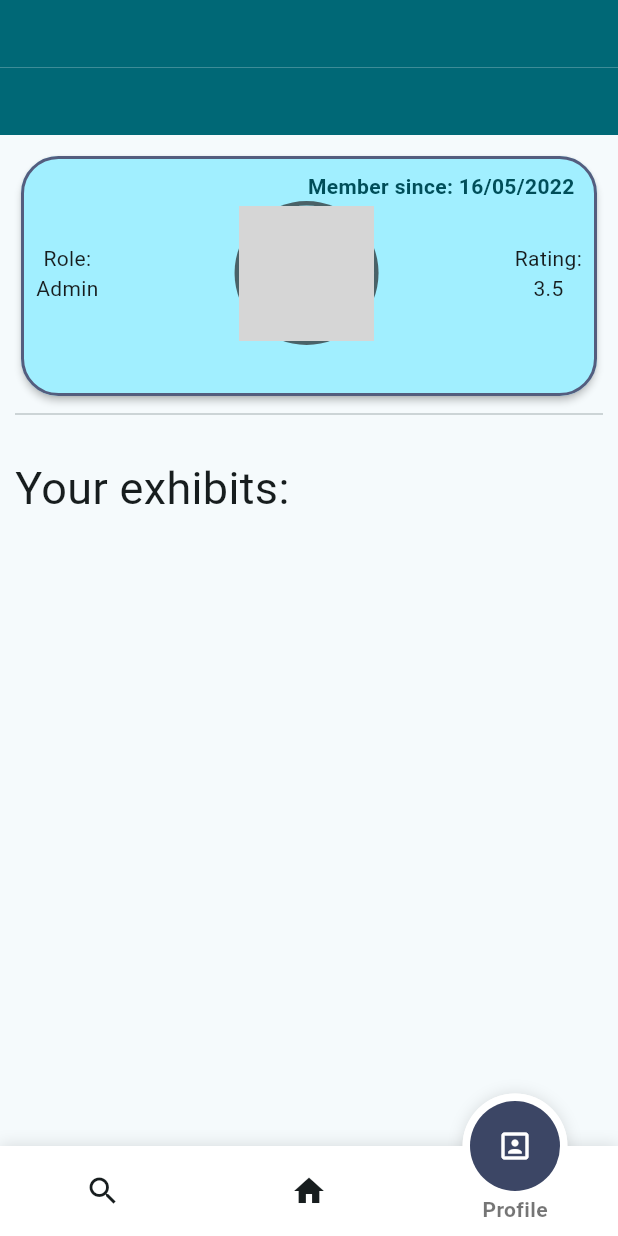
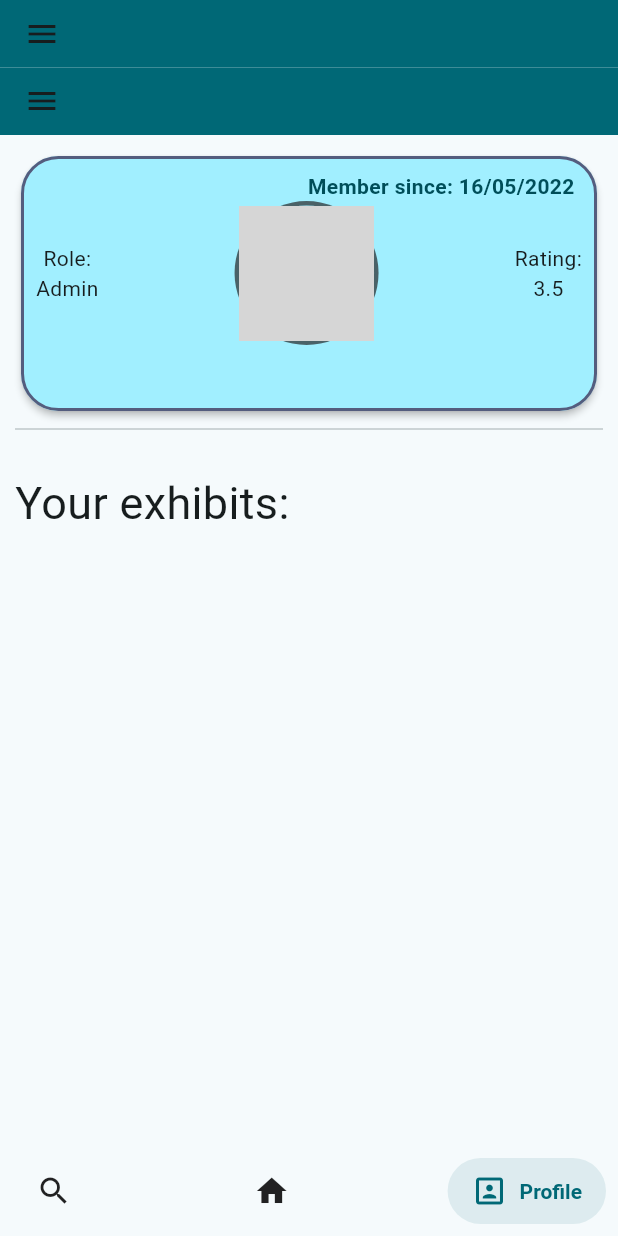
Before and after one commit to fico45/ArtGallery, a Flutter app: the screen it shows once a user with an empty profile is signed in, item 3 of the bottom bar chosen, on a phone screen of 412 x 824 dp. Run offline on Flutter 3.47's test engine with Material 2 defaults, Android fonts, the light colour scheme and no system bars; drawn by our look-alikes of fancy_bottom_navigation, flutter_advanced_drawer, salomon_bottom_bar; our stand-ins replace carousel_slider, cloud_firestore, date_time_picker, firebase_auth, firebase_core, firebase_storage and 5 more; missing offline and left inert: flutter_google_places, google_maps_webservice; accounts and stored records are empty; network calls fail; grey boxes are pictures that could not be loaded.

Commit message:
AppBar fixed, removed unused files

```diff
--- a/lib/view/screens/dashboard.dart
+++ b/lib/view/screens/dashboard.dart
@@ -16,7 +16,7 @@ class _DashboardState extends State<Dashboard> {
     return Scaffold(
       backgroundColor: Colors.transparent,
       floatingActionButton: FloatingActionButton(
-        backgroundColor: Theme.of(context).colorScheme.secondary,
+        backgroundColor: Theme.of(context).colorScheme.primaryContainer,
         child: Icon(Icons.add),
         onPressed: () {
           Navigator.push(
--- a/lib/view/screens/main_wrapper.dart
+++ b/lib/view/screens/main_wrapper.dart
@@ -2,11 +2,12 @@ import 'package:artgallery/view/screens/dashboard.dart';
 import 'package:artgallery/view/screens/profile.dart';
 import 'package:artgallery/view/widgets/appbar.dart';
 import 'package:flutter/material.dart';
-import 'package:fancy_bottom_navigation/fancy_bottom_navigation.dart';
 import 'package:flutter_riverpod/flutter_riverpod.dart';
+import 'package:salomon_bottom_bar/salomon_bottom_bar.dart';
 
 class MainWrapper extends ConsumerStatefulWidget {
-  const MainWrapper({Key? key}) : super(key: key);
+  final void Function() openDrawer;
+  const MainWrapper({Key? key, required this.openDrawer}) : super(key: key);
 
   @override
   ConsumerState<ConsumerStatefulWidget> createState() => _MainWrapperState();
@@ -20,8 +21,21 @@ class _MainWrapperState extends ConsumerState<MainWrapper> {
   Widget build(BuildContext context) {
     return Scaffold(
       backgroundColor: Theme.of(context).colorScheme.background,
-      bottomNavigationBar: FancyBottomNavigation(
-          initialSelection: 1,
+      bottomNavigationBar: SalomonBottomBar(
+        currentIndex: currentPage,
+        items: [
+          SalomonBottomBarItem(
+              icon: Icon(Icons.search), title: Text('Explore')),
+          SalomonBottomBarItem(
+              icon: Icon(Icons.home), title: Text('Dashobard')),
+          SalomonBottomBarItem(
+              icon: Icon(Icons.portrait), title: Text('Profile'))
+        ],
+        onTap: (i) => setState(() {
+          currentPage = i;
+        }),
+
+        /* initialSelection: 1,
           circleColor: Theme.of(context).colorScheme.onTertiaryContainer,
           inactiveIconColor: Theme.of(context).colorScheme.onSurface,
           tabs: [
@@ -33,10 +47,20 @@ class _MainWrapperState extends ConsumerState<MainWrapper> {
             setState(() {
               currentPage = position;
             });
-          }),
+          } */
+      ),
       body: _getPage(currentPage),
       appBar: PreferredSize(
-          preferredSize: const Size.fromHeight(45), child: CustomAppBar()),
+          preferredSize: const Size.fromHeight(45),
+          child: CustomAppBar(
+            openDrawer: IconButton(
+              onPressed: widget.openDrawer,
+              icon: const Icon(
+                Icons.menu,
+                size: 24,
+              ),
+            ),
+          )),
     );
   }
 
@@ -47,7 +71,15 @@ class _MainWrapperState extends ConsumerState<MainWrapper> {
       case 1:
         return Dashboard();
       default:
-        return ProfileView();
+        return ProfileView(
+          openDrawer: IconButton(
+            onPressed: widget.openDrawer,
+            icon: const Icon(
+              Icons.menu,
+              size: 24,
+            ),
+          ),
+        );
     }
   }
 }
--- a/lib/view/screens/profile.dart
+++ b/lib/view/screens/profile.dart
@@ -9,8 +9,9 @@ import 'package:flutter/material.dart';
 import 'package:flutter_riverpod/flutter_riverpod.dart';
 
 class ProfileView extends ConsumerWidget {
+  final Widget? openDrawer;
   static const routeName = '/profile';
-  ProfileView({Key? key}) : super(key: key);
+  ProfileView({Key? key, this.openDrawer}) : super(key: key);
 
   @override
   Widget build(BuildContext context, WidgetRef ref) {
@@ -18,7 +19,9 @@ class ProfileView extends ConsumerWidget {
     return Scaffold(
       appBar: PreferredSize(
         preferredSize: const Size.fromHeight(45),
-        child: CustomAppBar(),
+        child: CustomAppBar(
+          openDrawer: openDrawer,
+        ),
       ),
       body: Padding(
         padding: const EdgeInsets.all(10.0),
--- a/lib/view/widgets/appbar.dart
+++ b/lib/view/widgets/appbar.dart
@@ -1,13 +1,10 @@
-import 'package:artgallery/data/controllers/auth_controller.dart';
-import 'package:artgallery/data/controllers/exhibit_list_controller.dart';
-import 'package:artgallery/data/model/exhibit_model/exhibit_data_model.dart';
 import 'package:flutter/material.dart';
 import 'package:flutter_riverpod/flutter_riverpod.dart';
 
 class CustomAppBar extends ConsumerStatefulWidget {
-  final Exhibit? exhibit;
-  final void Function()? openDrawer;
-  const CustomAppBar({Key? key, this.exhibit, this.openDrawer})
+  final Widget? openDrawer;
+  final List<Widget>? customActions;
+  const CustomAppBar({Key? key, this.openDrawer, this.customActions})
       : super(key: key);
 
   @override
@@ -17,52 +14,12 @@ class CustomAppBar extends ConsumerStatefulWidget {
 class _CustomAppBarState extends ConsumerState<CustomAppBar> {
   @override
   Widget build(BuildContext context) {
-    final user = ref.watch(authControllerProvider);
     return AppBar(
       toolbarHeight: 70.0,
       backgroundColor: Theme.of(context).colorScheme.primary,
       elevation: 0.0,
-      actions: [
-        Padding(
-          padding: const EdgeInsets.only(left: 16, right: 16),
-          child: Container(
-            height: 70,
-            width: MediaQuery.of(context).size.width - 32,
-            child: Row(
-              mainAxisAlignment: widget.openDrawer == null
-                  ? MainAxisAlignment.end
-                  : MainAxisAlignment.start,
-              children: widget.openDrawer != null
-                  ? [
-                      IconButton(
-                        onPressed: widget.openDrawer,
-                        icon: const Icon(
-                          Icons.menu,
-                          size: 24,
-                        ),
-                      ),
-                    ]
-                  : widget.exhibit != null &&
-                          widget.exhibit!.userId == user!.uid
-                      ? [
-                          IconButton(
-                            onPressed: () {
-                              ref
-                                  .read(exhibitListControllerProvider.notifier)
-                                  .deleteExhibit(exhibit: widget.exhibit!);
-                              Navigator.of(context).pop();
-                            },
-                            icon: const Icon(
-                              Icons.delete_forever,
-                              size: 24,
-                            ),
-                          ),
-                        ]
-                      : [],
-            ),
-          ),
-        )
-      ],
+      actions: widget.customActions,
+      leading: widget.openDrawer,
     );
   }
 }
--- a/lib/view/widgets/drawer.dart
+++ b/lib/view/widgets/drawer.dart
@@ -176,15 +176,39 @@ class CustomDrawerState extends State<CustomDrawer> {
   _getScreen(int screen) {
     switch (screen) {
       case 0:
-        return MainWrapper();
+        return MainWrapper(
+          openDrawer: _handleMenuButtonPressed,
+        );
       case 1:
-        return ProfileView();
+        return ProfileView(
+          openDrawer: IconButton(
+            onPressed: _handleMenuButtonPressed,
+            icon: const Icon(
+              Icons.menu,
+              size: 24,
+            ),
+          ),
+        );
       case 2:
         return Explore(
-          openDrawer: _handleMenuButtonPressed,
+          openDrawer: IconButton(
+            onPressed: _handleMenuButtonPressed,
+            icon: const Icon(
+              Icons.menu,
+              size: 24,
+            ),
+          ),
         );
       default:
-        return ProfileView();
+        return ProfileView(
+          openDrawer: IconButton(
+            onPressed: _handleMenuButtonPressed,
+            icon: const Icon(
+              Icons.menu,
+              size: 24,
+            ),
+          ),
+        );
     }
   }
 }
--- a/lib/view/widgets/profile_card/profile_card.dart
+++ b/lib/view/widgets/profile_card/profile_card.dart
@@ -28,7 +28,7 @@ class ProfileCard extends ConsumerWidget {
           color: Theme.of(context).colorScheme.primaryContainer,
         ),
         width: MediaQuery.of(context).size.width,
-        height: 160,
+        height: 170,
         child: Padding(
           padding: const EdgeInsets.only(
             top: 10,
--- a/pubspec.yaml
+++ b/pubspec.yaml
@@ -35,11 +35,11 @@ dependencies:
   flutter_google_places: ^0.3.0
   google_maps_webservice: ^0.0.20-nullsafety.5
   uuid: ^3.0.6
-  fancy_bottom_navigation: ^0.3.3
+  salomon_bottom_bar: ^3.3.1
   date_time_picker: ^2.1.0
   image_picker: ^0.8.4+11
   flutter_riverpod: ^1.0.3
-  freezed: ^1.1.1
+  freezed: ^2.0.3+1
   json_serializable: ^6.1.5
   flutter_dotenv: ^5.0.2
   flutter_swiper: ^1.1.6
```
Also changed, not shown: lib/view/screens/explore.dart (+8 -3 lines), lib/view/screens/home.dart (deleted, +0 -13 lines), lib/view/widgets/exhibit/address search/address_search.dart (deleted, +0 -73 lines), lib/view/widgets/exhibit/address search/place_service.dart (deleted, +0 -103 lines), lib/view/widgets/exhibit/exhibit_details_view.dart (+19 -1 lines), pubspec.lock, 1 other file.
